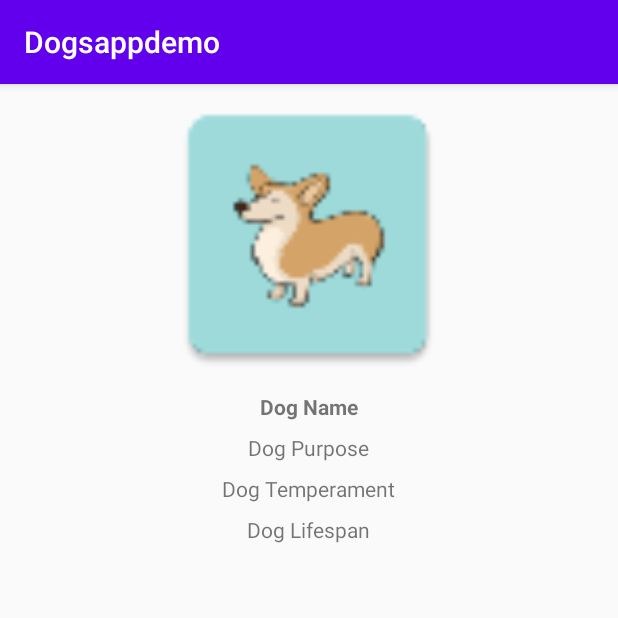
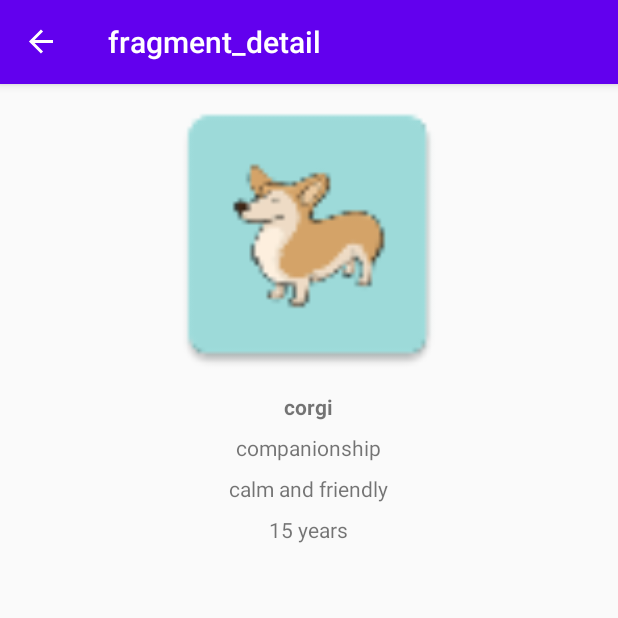
Before and after one commit to CarolBlessvina/Dogsappdemo, an Android app: the DetailFragment screen opened through its navigation route, on a phone screen of 412 x 824 dp, the top half of it. Run offline under Robolectric (Android 15) with nearby library versions, the phone set to English and light mode, and no system bars; our stand-ins replace ButterKnife, Room's generated code, RxJava, navigation-ui; network calls fail.

Commit message:
On click detail screen implemented

```diff
--- a/app/src/main/java/com/example/dogsappdemo/model/DogDatabase.java
+++ b/app/src/main/java/com/example/dogsappdemo/model/DogDatabase.java
@@ -9,7 +9,7 @@ import androidx.room.RoomDatabase;
 @Database(entities = {DogBreed.class},version = 1)
 public abstract class DogDatabase extends RoomDatabase {
     private static DogDatabase instance;
-    public  static  DogDatabase getInstance(Context context)
+    public static DogDatabase getInstance(Context context)
     {
         if(instance == null){
             instance = Room.databaseBuilder(
--- a/app/src/main/java/com/example/dogsappdemo/view/DetailFragment.java
+++ b/app/src/main/java/com/example/dogsappdemo/view/DetailFragment.java
@@ -5,6 +5,8 @@ import android.os.Bundle;
 import androidx.annotation.NonNull;
 import androidx.annotation.Nullable;
 import androidx.fragment.app.Fragment;
+import androidx.lifecycle.Observer;
+import androidx.lifecycle.ViewModelProviders;
 
 import android.telecom.Call;
 import android.view.LayoutInflater;
@@ -14,6 +16,7 @@ import android.widget.ImageView;
 import android.widget.TextView;
 
 import com.example.dogsappdemo.R;
+import com.example.dogsappdemo.model.DogBreed;
 import com.example.dogsappdemo.viewmodel.DetailViewModel;
 
 import butterknife.BindView;
@@ -33,8 +36,10 @@ public class DetailFragment extends Fragment {
     TextView dogPurpose;
     @BindView(R.id.dogTemperament)
     TextView dogTemperament;
-    @BindView(R.id.lifeSpan)
+
+    @BindView(R.id.dogLifespan)
     TextView lifeSpan;
+
     public DetailFragment() {
 
     }
@@ -53,7 +58,23 @@ public class DetailFragment extends Fragment {
     @Override
     public void onViewCreated(@NonNull View view, @Nullable Bundle savedInstanceState) {
         super.onViewCreated(view, savedInstanceState);
-
+        if (getArguments() != null) {
+            doguuid = DetailFragmentArgs.fromBundle(getArguments()).getDoguuid();
+        }
+        viewModel = ViewModelProviders.of(this).get(DetailViewModel.class);
+        viewModel.fetch();
+        observeViewModel();
 
     }
+
+    private void observeViewModel(){
+        viewModel.dogLiveData.observe(this, dogBreed -> {
+            if(dogBreed != null && dogBreed instanceof DogBreed ){
+                dogName.setText(dogBreed.dogBreed);
+                dogPurpose.setText(dogBreed.bredFor);
+                dogTemperament.setText(dogBreed.temperament);
+                lifeSpan.setText(dogBreed.lifeSpan);
+            }
+        });
+    }
 }
--- a/app/src/main/java/com/example/dogsappdemo/view/DogsListAdapter.java
+++ b/app/src/main/java/com/example/dogsappdemo/view/DogsListAdapter.java
@@ -4,9 +4,11 @@ import android.view.LayoutInflater;
 import android.view.View;
 import android.view.ViewGroup;
 import android.widget.ImageView;
+import android.widget.LinearLayout;
 import android.widget.TextView;
 
 import androidx.annotation.NonNull;
+import androidx.navigation.Navigation;
 import androidx.recyclerview.widget.ListAdapter;
 import androidx.recyclerview.widget.RecyclerView;
 
@@ -40,10 +42,18 @@ public class DogsListAdapter extends RecyclerView.Adapter<DogsListAdapter.DogVie
         ImageView image = holder.itemView.findViewById(R.id.imageView);
         TextView name = holder.itemView.findViewById(R.id.name);
         TextView lifespan = holder.itemView.findViewById(R.id.lifeSpan);
+        LinearLayout layout = holder.itemView.findViewById(R.id.dogLayout);
 
         name.setText(dogsList.get(position).dogBreed);
         lifespan.setText(dogsList.get(position).lifeSpan);
         Util.loadImage(image, dogsList.get(position).imageUrl,Util.getProgressDrawable(image.getContext()));
+
+        layout.setOnClickListener(view -> {
+        ListFragmentDirections.ActionDetail action = ListFragmentDirections.actionDetail();
+        action.setDoguuid(dogsList.get(position).uuid);
+            Navigation.findNavController(layout).navigate(action);
+
+        });
     }
 
     @Override
--- a/app/src/main/java/com/example/dogsappdemo/view/ListFragment.java
+++ b/app/src/main/java/com/example/dogsappdemo/view/ListFragment.java
@@ -64,13 +64,14 @@ public class ListFragment extends Fragment {
     @Override
     public void onViewCreated(@NonNull View view, @Nullable Bundle savedInstanceState) {
         super.onViewCreated(view, savedInstanceState);
+       // ListFragmentDirections.ActionDetail action = ListFragmentDirections.actionDetail();
+      //  Navigation.findNavController(view).navigate(action);
 
-//        Navigation.findNavController(view).navigate((NavDirections) action);
         // create view model
         viewModel = ViewModelProviders.of(this).get(ListViewModel.class);
         viewModel.refresh(); // retrieve the info from view model
 
-        dogsList.setLayoutManager( new LinearLayoutManager(getContext())); // list in linear fashion
+        dogsList.setLayoutManager(new LinearLayoutManager(getContext())); // list in linear fashion
         dogsList.setAdapter(dogsListAdapter);
         refreshLayout.setOnRefreshListener(() -> {
             dogsList.setVisibility(View.GONE);
--- a/app/src/main/java/com/example/dogsappdemo/view/MainActivity.java
+++ b/app/src/main/java/com/example/dogsappdemo/view/MainActivity.java
@@ -1,16 +1,29 @@
 package com.example.dogsappdemo.view;
 
 import androidx.appcompat.app.AppCompatActivity;
+import androidx.drawerlayout.widget.DrawerLayout;
+import androidx.navigation.NavController;
+import androidx.navigation.Navigation;
+import androidx.navigation.ui.NavigationUI;
 
 import android.os.Bundle;
 
 import com.example.dogsappdemo.R;
 
 public class MainActivity extends AppCompatActivity {
+    private NavController navController;
+
 
     @Override
     protected void onCreate(Bundle savedInstanceState) {
         super.onCreate(savedInstanceState);
         setContentView(R.layout.activity_main);
+        navController = Navigation.findNavController(this, R.id.fragment);
+        NavigationUI. setupActionBarWithNavController(this,navController);
+    }
+
+    @Override
+    public boolean onSupportNavigateUp() {
+        return NavigationUI.navigateUp(navController, (DrawerLayout) null);
     }
 }
--- a/app/src/main/java/com/example/dogsappdemo/viewmodel/DetailViewModel.java
+++ b/app/src/main/java/com/example/dogsappdemo/viewmodel/DetailViewModel.java
@@ -10,7 +10,7 @@ public class DetailViewModel extends ViewModel {
     public MutableLiveData<DogBreed> dogLiveData = new MutableLiveData<DogBreed>();
     public void fetch()
     {
-        DogBreed dog1 = new DogBreed("1", "corgi", "15 years","","","","" );
+        DogBreed dog1 = new DogBreed("1", "corgi", "15 years","","companionship","calm and friendly","" );
         dogLiveData.setValue(dog1);
 
     }
--- a/app/src/main/res/layout/item_dog.xml
+++ b/app/src/main/res/layout/item_dog.xml
@@ -1,5 +1,6 @@
 <?xml version="1.0" encoding="utf-8"?>
 <LinearLayout xmlns:android="http://schemas.android.com/apk/res/android"
+    android:id="@+id/dogLayout"
     android:layout_width="match_parent"
     android:layout_height="125dp"
     android:orientation="horizontal">
--- a/app/src/main/res/navigation/dogs_navigation.xml
+++ b/app/src/main/res/navigation/dogs_navigation.xml
@@ -11,7 +11,7 @@
         android:label="fragment_list"
         tools:layout="@layout/fragment_list" >
         <action
-            android:id="@+id/action_detail"
+            android:id="@+id/actionDetail"
             app:destination="@id/detailFragment" />
     </fragment>
     <fragment
@@ -21,7 +21,7 @@
 
         tools:layout="@layout/fragment_detail" >
         <action
-            android:id="@+id/action_detailFragment_to_listFragment"
+            android:id="@+id/actionList"
             app:destination="@id/listFragment" />
         <argument
             android:name="doguuid"
--- a/build.gradle
+++ b/build.gradle
@@ -22,6 +22,7 @@ allprojects {
         google()
         jcenter()
 
+
     }
 }
 
```
Also changed, not shown: gradle.properties (line endings or trailing spaces).
